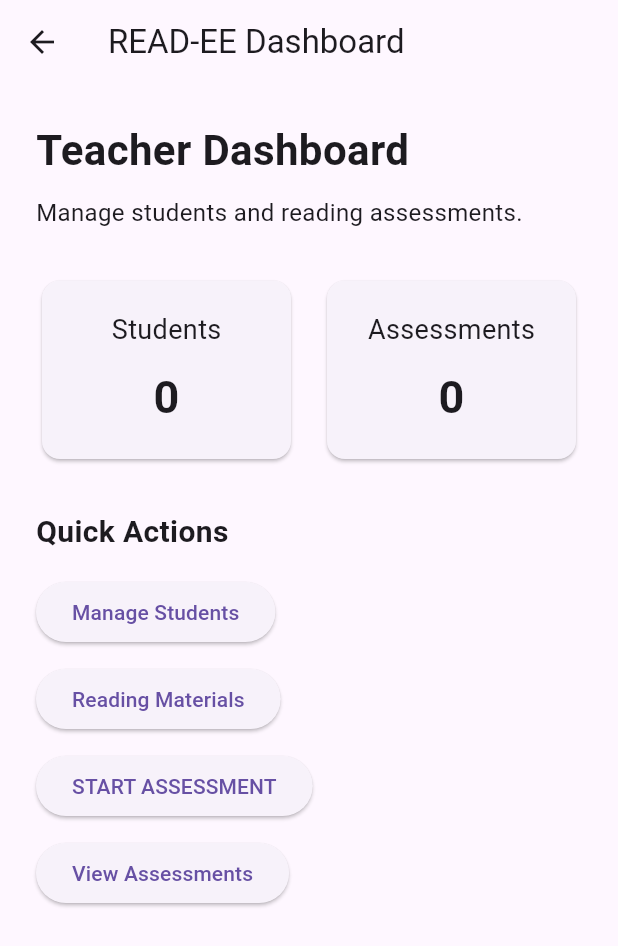
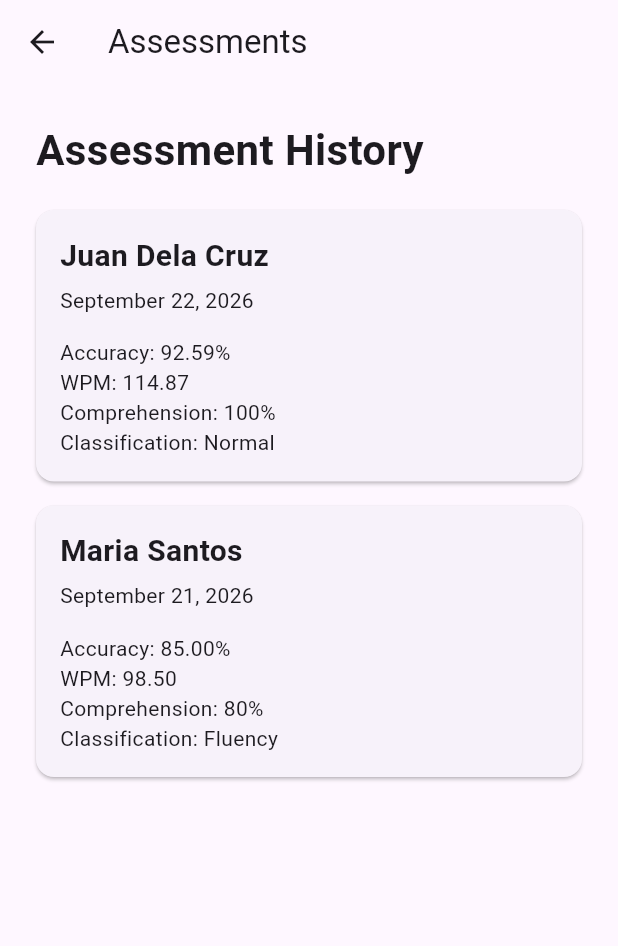
Before and after one commit to gwen041/Read-EE, a Flutter app: the DashboardScreen screen opened directly, after a tap on "View Assessments", on a phone screen of 412 x 824 dp. Shown: the top 946 px of the screen. Run offline on Flutter 3.47's test engine with Material 3 defaults, Android fonts, the phone set to English and light mode, and no system bars.

Commit message:
Add: Assessment history screen

```diff
--- /dev/null
+++ b/frontend/lib/screens/assessments_screen.dart
@@ -0,0 +1,93 @@
+import 'package:flutter/material.dart';
+
+class AssessmentsScreen extends StatelessWidget {
+  const AssessmentsScreen({super.key});
+
+  @override
+  Widget build(BuildContext context) {
+    final assessments = [
+      {
+        'student': 'Juan Dela Cruz',
+        'date': 'September 22, 2026',
+        'accuracy': '92.59%',
+        'wpm': '114.87',
+        'comprehension': '100%',
+        'classification': 'Normal',
+      },
+      {
+        'student': 'Maria Santos',
+        'date': 'September 21, 2026',
+        'accuracy': '85.00%',
+        'wpm': '98.50',
+        'comprehension': '80%',
+        'classification': 'Fluency',
+      },
+    ];
+
+    return Scaffold(
+      appBar: AppBar(
+        title: const Text('Assessments'),
+      ),
+      body: Padding(
+        padding: const EdgeInsets.all(24.0),
+        child: Column(
+          crossAxisAlignment: CrossAxisAlignment.start,
+          children: [
+            const Text(
+              'Assessment History',
+              style: TextStyle(
+                fontSize: 28,
+                fontWeight: FontWeight.bold,
+              ),
+            ),
+            const SizedBox(height: 20),
+
+            Expanded(
+              child: ListView.builder(
+                itemCount: assessments.length,
+                itemBuilder: (context, index) {
+                  final assessment = assessments[index];
+
+                  return Card(
+                    margin: const EdgeInsets.only(bottom: 16),
+                    child: Padding(
+                      padding: const EdgeInsets.all(16.0),
+                      child: Column(
+                        crossAxisAlignment: CrossAxisAlignment.start,
+                        children: [
+                          Text(
+                            assessment['student']!,
+                            style: const TextStyle(
+                              fontSize: 20,
+                              fontWeight: FontWeight.bold,
+                            ),
+                          ),
+                          const SizedBox(height: 5),
+                          Text(assessment['date']!),
+                          const SizedBox(height: 15),
+
+                          Text(
+                            'Accuracy: ${assessment['accuracy']}',
+                          ),
+                          Text(
+                            'WPM: ${assessment['wpm']}',
+                          ),
+                          Text(
+                            'Comprehension: ${assessment['comprehension']}',
+                          ),
+                          Text(
+                            'Classification: ${assessment['classification']}',
+                          ),
+                        ],
+                      ),
+                    ),
+                  );
+                },
+              ),
+            ),
+          ],
+        ),
+      ),
+    );
+  }
+}
--- a/frontend/lib/screens/dashboard_screen.dart
+++ b/frontend/lib/screens/dashboard_screen.dart
@@ -2,6 +2,7 @@ import 'package:flutter/material.dart';
 import 'students_screen.dart';
 import 'materials_screen.dart';
 import 'reading_screen.dart';
+import 'assessments_screen.dart';
 
 class DashboardScreen extends StatelessWidget {
   const DashboardScreen({super.key});
@@ -145,7 +146,14 @@ class DashboardScreen extends StatelessWidget {
             const SizedBox(height: 10),
 
             ElevatedButton(
-              onPressed: () {},
+              onPressed: () {
+                Navigator.push(
+                  context,
+                  MaterialPageRoute(
+                    builder: (context) => const AssessmentsScreen(),
+                  ),
+                );
+              },
               child: const Text('View Assessments'),
             ),
           ],
```
